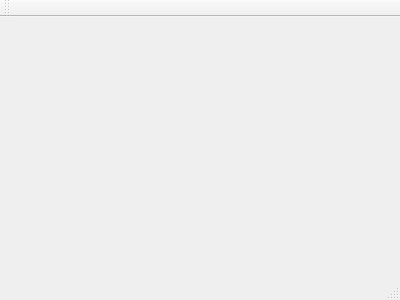
The window that 09-CodageDetecterLecteurs/MonoThread/mainwindow.ui (BriceJamin/BriceJamin-ProjetSuPer) describes before a commit, drawn with Qt 5.
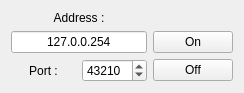
The same window after the commit.

```diff
--- a/09-CodageDetecterLecteurs/MonoThread/mainwindow.ui
+++ b/09-CodageDetecterLecteurs/MonoThread/mainwindow.ui
@@ -1,24 +1,77 @@
 <ui version="4.0">
  <class>MainWindow</class>
- <widget class="QMainWindow" name="MainWindow" >
-  <property name="geometry" >
+ <widget class="QMainWindow" name="MainWindow">
+  <property name="geometry">
    <rect>
     <x>0</x>
     <y>0</y>
-    <width>400</width>
-    <height>300</height>
+    <width>244</width>
+    <height>76</height>
    </rect>
   </property>
   <property name="windowTitle" >
    <string>MainWindow</string>
   </property>
-  <widget class="QMenuBar" name="menuBar" />
-  <widget class="QToolBar" name="mainToolBar" />
-  <widget class="QWidget" name="centralWidget" />
-  <widget class="QStatusBar" name="statusBar" />
+  <widget class="QWidget" name="centralWidget">
+   <layout class="QGridLayout" name="gridLayout">
+    <item row="0" column="0" colspan="2">
+     <widget class="QLabel" name="addressLabel">
+      <property name="text">
+       <string>Address :</string>
+      </property>
+      <property name="alignment">
+       <set>Qt::AlignCenter</set>
+      </property>
+     </widget>
+    </item>
+    <item row="1" column="0" colspan="2">
+     <widget class="QLineEdit" name="addressLineEdit">
+      <property name="text">
+       <string notr="true">127.0.0.254</string>
+      </property>
+      <property name="alignment">
+       <set>Qt::AlignCenter</set>
+      </property>
+     </widget>
+    </item>
+    <item row="1" column="2">
+     <widget class="QPushButton" name="onPushButton">
+      <property name="text">
+       <string>On</string>
+      </property>
+     </widget>
+    </item>
+    <item row="2" column="0">
+     <widget class="QLabel" name="portLabel">
+      <property name="text">
+       <string>Port :</string>
+      </property>
+      <property name="alignment">
+       <set>Qt::AlignCenter</set>
+      </property>
+     </widget>
+    </item>
+    <item row="2" column="1">
+     <widget class="QSpinBox" name="portSpinBox">
+      <property name="maximum">
+       <number>65535</number>
+      </property>
+      <property name="value">
+       <number>43210</number>
+      </property>
+     </widget>
+    </item>
+    <item row="2" column="2">
+     <widget class="QPushButton" name="offPushButton">
+      <property name="text">
+       <string>Off</string>
+      </property>
+     </widget>
+    </item>
+   </layout>
+  </widget>
  </widget>
- <layoutDefault spacing="6" margin="11" />
- <pixmapfunction></pixmapfunction>
+ <layoutdefault spacing="6" margin="11"/>
  <resources/>
  <connections/>
 </ui>
```
Left out of the diff: 3 changed lines with no effect on the pictures.
